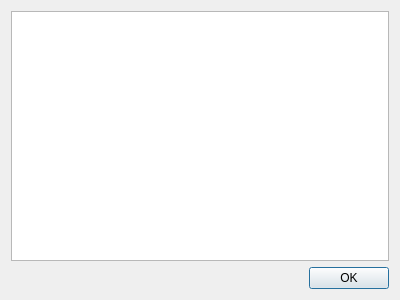
First picture: the form in manualdialog.ui, repository timsterzel/Ultimate-Label, before the edit.
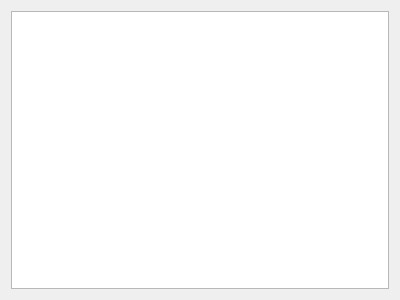
Second picture: the form after the edit.

Commit message: Load manual from resource and show it in manual window

Patch:
```diff
--- a/manualdialog.ui
+++ b/manualdialog.ui
@@ -17,30 +17,6 @@
    <item>
     <widget class="QTextBrowser" name="textBrowser_manual"/>
    </item>
-   <item>
-    <layout class="QHBoxLayout" name="horizontalLayout">
-     <item>
-      <spacer name="horizontalSpacer">
-       <property name="orientation">
-        <enum>Qt::Horizontal</enum>
-       </property>
-       <property name="sizeHint" stdset="0">
-        <size>
-         <width>40</width>
-         <height>20</height>
-        </size>
-       </property>
-      </spacer>
-     </item>
-     <item>
-      <widget class="QPushButton" name="pushButton_ok">
-       <property name="text">
-        <string>OK</string>
-       </property>
-      </widget>
-     </item>
-    </layout>
-   </item>
   </layout>
  </widget>
  <resources/>
```
The commit also changes 4 other files.
